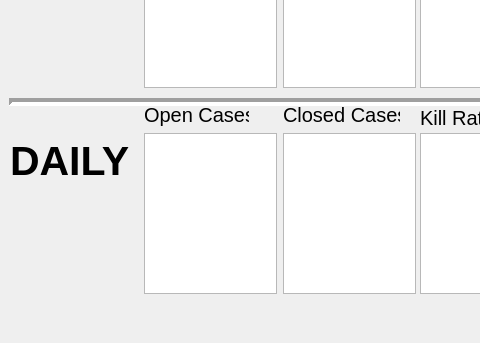
Before: the Qt Designer form app_gui.ui in apollo1130/Dashboard1_PyQT, drawn with Qt 5; both pictures show x 0 to 480 and y 344 to 687 of the 861 by 687 pixel window.
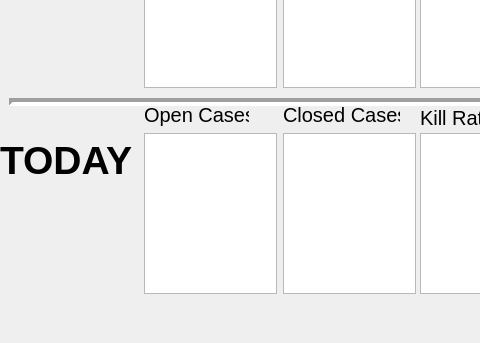
After: the same form once the commit is applied.

Commit message: Text Change - Daily to Today

The edit to the form file:
```diff
--- a/app_gui.ui
+++ b/app_gui.ui
@@ -279,21 +279,21 @@
    <widget class="QLabel" name="daily_label">
     <property name="geometry">
      <rect>
-      <x>10</x>
+      <x>0</x>
       <y>480</y>
-      <width>129</width>
+      <width>151</width>
       <height>49</height>
      </rect>
     </property>
     <property name="font">
      <font>
-      <pointsize>31</pointsize>
+      <pointsize>29</pointsize>
       <weight>75</weight>
       <bold>true</bold>
      </font>
     </property>
     <property name="text">
-     <string>DAILY</string>
+     <string>TODAY</string>
     </property>
    </widget>
    <widget class="QLabel" name="daily_open_cases_label">
```
